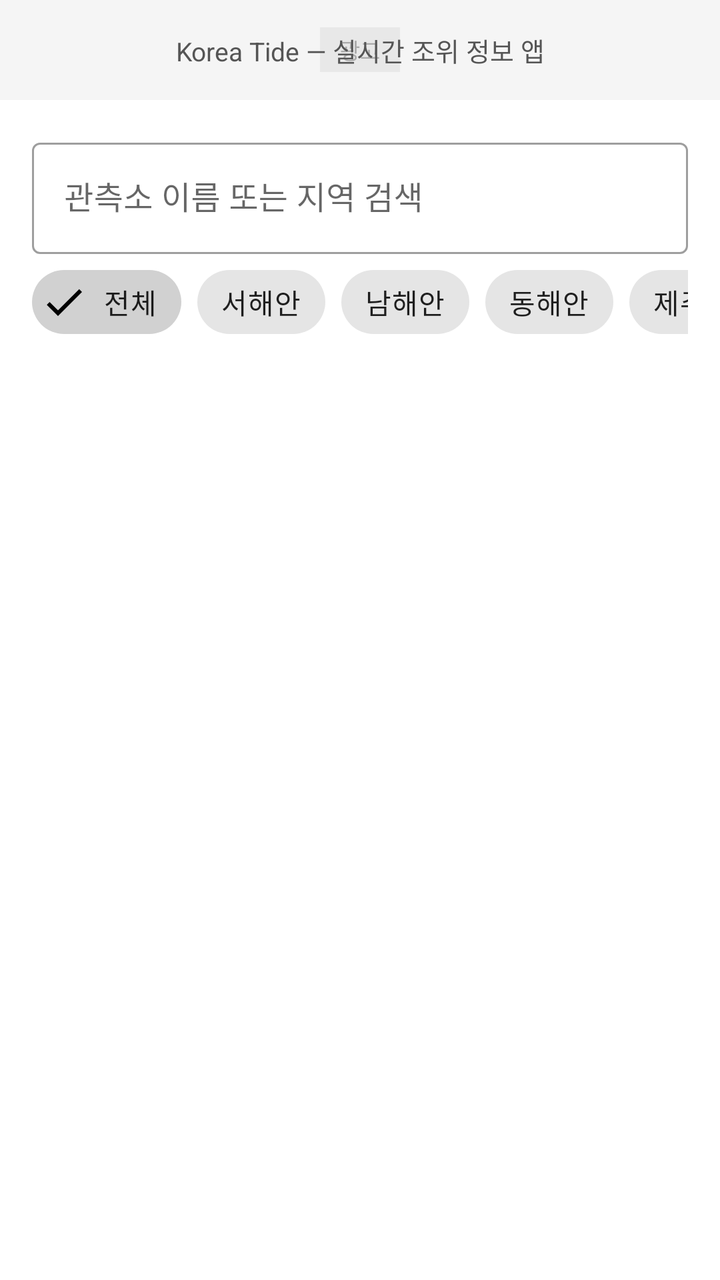
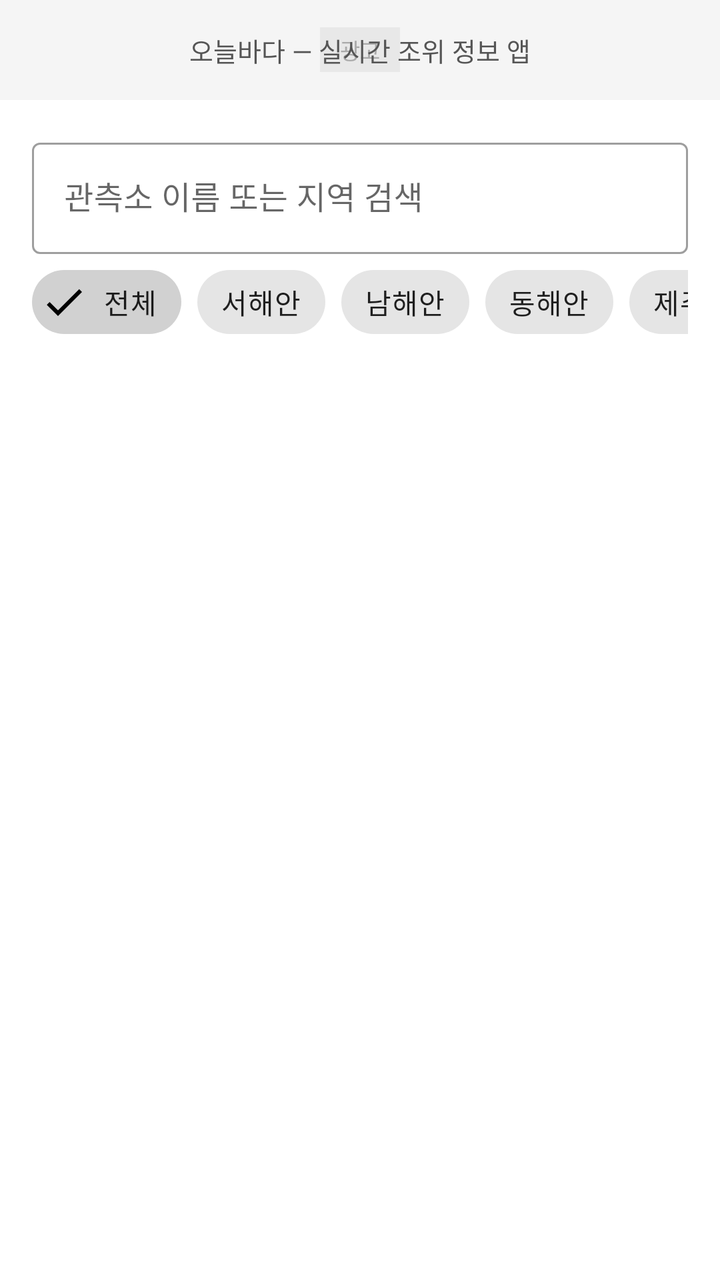

Two renders of the same Android screen: before a commit and after it. Below are the layout's source before the change and the commit's diff.
<!-- AndroidManifest.xml: application theme Theme.KoreTide -->
<!-- res/layout/fragment_search.xml -->
<?xml version="1.0" encoding="utf-8"?>
<androidx.constraintlayout.widget.ConstraintLayout
    xmlns:android="http://schemas.android.com/apk/res/android"
    xmlns:app="http://schemas.android.com/apk/res-auto"
    android:layout_width="match_parent"
    android:layout_height="match_parent"
    android:background="?android:attr/windowBackground">

    
    <FrameLayout
        android:id="@+id/adBanner"
        android:layout_width="0dp"
        android:layout_height="50dp"
        android:background="#F5F5F5"
        app:layout_constraintTop_toTopOf="parent"
        app:layout_constraintStart_toStartOf="parent"
        app:layout_constraintEnd_toEndOf="parent">

        <TextView
            android:layout_width="wrap_content"
            android:layout_height="wrap_content"
            android:layout_gravity="center"
            android:text="@string/ad_label"
            android:textSize="11sp"
            android:textColor="#AAAAAA"
            android:background="#E8E8E8"
            android:paddingHorizontal="10dp"
            android:paddingVertical="3dp" />

        <TextView
            android:layout_width="match_parent"
            android:layout_height="match_parent"
            android:gravity="center"
            android:text="Korea Tide — 실시간 조위 정보 앱"
            android:textSize="13sp"
            android:textColor="#555555" />
    </FrameLayout>

    <com.google.android.material.textfield.TextInputLayout
        android:id="@+id/tilSearch"
        style="@style/Widget.MaterialComponents.TextInputLayout.OutlinedBox"
        android:layout_width="0dp"
        android:layout_height="wrap_content"
        android:layout_margin="@dimen/spacing_md"
        app:layout_constraintTop_toBottomOf="@id/adBanner"
        app:layout_constraintStart_toStartOf="parent"
        app:layout_constraintEnd_toEndOf="parent">

        <com.google.android.material.textfield.TextInputEditText
            android:id="@+id/etSearch"
            android:layout_width="match_parent"
            android:layout_height="wrap_content"
            android:hint="@string/hint_search"
            android:inputType="text"
            android:imeOptions="actionSearch"
            android:singleLine="true" />
    </com.google.android.material.textfield.TextInputLayout>

    <HorizontalScrollView
        android:id="@+id/scrollChips"
        android:layout_width="0dp"
        android:layout_height="wrap_content"
        android:scrollbars="none"
        android:paddingHorizontal="@dimen/spacing_md"
        app:layout_constraintTop_toBottomOf="@id/tilSearch"
        app:layout_constraintStart_toStartOf="parent"
        app:layout_constraintEnd_toEndOf="parent">

        <com.google.android.material.chip.ChipGroup
            android:id="@+id/chipGroup"
            android:layout_width="wrap_content"
            android:layout_height="wrap_content"
            app:singleSelection="true">

            <com.google.android.material.chip.Chip
                android:id="@+id/chipAll"
                style="@style/Widget.MaterialComponents.Chip.Filter"
                android:layout_width="wrap_content"
                android:layout_height="wrap_content"
                android:text="@string/filter_all"
                android:checked="true" />

            <com.google.android.material.chip.Chip
                android:id="@+id/chipWest"
                style="@style/Widget.MaterialComponents.Chip.Filter"
                android:layout_width="wrap_content"
                android:layout_height="wrap_content"
                android:text="@string/filter_west" />

            <com.google.android.material.chip.Chip
                android:id="@+id/chipSouth"
                style="@style/Widget.MaterialComponents.Chip.Filter"
                android:layout_width="wrap_content"
                android:layout_height="wrap_content"
                android:text="@string/filter_south" />

            <com.google.android.material.chip.Chip
                android:id="@+id/chipEast"
                style="@style/Widget.MaterialComponents.Chip.Filter"
                android:layout_width="wrap_content"
                android:layout_height="wrap_content"
                android:text="@string/filter_east" />

            <com.google.android.material.chip.Chip
                android:id="@+id/chipJeju"
                style="@style/Widget.MaterialComponents.Chip.Filter"
                android:layout_width="wrap_content"
                android:layout_height="wrap_content"
                android:text="@string/filter_jeju" />
        </com.google.android.material.chip.ChipGroup>
    </HorizontalScrollView>

    <ProgressBar
        android:id="@+id/progressBar"
        android:layout_width="wrap_content"
        android:layout_height="wrap_content"
        android:visibility="gone"
        app:layout_constraintTop_toBottomOf="@id/scrollChips"
        app:layout_constraintStart_toStartOf="parent"
        app:layout_constraintEnd_toEndOf="parent" />

    <TextView
        android:id="@+id/tvEmpty"
        android:layout_width="wrap_content"
        android:layout_height="wrap_content"
        android:text="@string/no_stations"
        android:visibility="gone"
        android:textColor="?android:textColorSecondary"
        app:layout_constraintTop_toBottomOf="@id/scrollChips"
        app:layout_constraintStart_toStartOf="parent"
        app:layout_constraintEnd_toEndOf="parent"
        app:layout_constraintBottom_toBottomOf="parent" />

    <androidx.recyclerview.widget.RecyclerView
        android:id="@+id/recyclerStations"
        android:layout_width="0dp"
        android:layout_height="0dp"
        android:clipToPadding="false"
        android:paddingBottom="@dimen/spacing_md"
        app:layout_constraintTop_toBottomOf="@id/scrollChips"
        app:layout_constraintBottom_toBottomOf="parent"
        app:layout_constraintStart_toStartOf="parent"
        app:layout_constraintEnd_toEndOf="parent" />

</androidx.constraintlayout.widget.ConstraintLayout>
<!-- resources referenced by this layout -->
<resources>
  <dimen name="spacing_md">16dp</dimen>
  <string name="ad_label">광고</string>
  <string name="filter_all">전체</string>
  <string name="filter_east">동해안</string>
  <string name="filter_jeju">제주</string>
  <string name="filter_south">남해안</string>
  <string name="filter_west">서해안</string>
  <string name="hint_search">관측소 이름 또는 지역 검색</string>
  <string name="no_stations">검색 결과가 없습니다</string>
  <style name="Theme.KoreTide" parent="Theme.MaterialComponents.DayNight.DarkActionBar">
          <item name="colorPrimary">@color/ocean_blue</item>
          <item name="colorPrimaryVariant">@color/ocean_dark</item>
          <item name="colorOnPrimary">@android:color/white</item>
          <item name="colorSecondary">@color/teal</item>
          <item name="colorOnSecondary">@android:color/white</item>
          <item name="android:statusBarColor">?attr/colorPrimaryVariant</item>
          <item name="windowActionBar">false</item>
          <item name="windowNoTitle">true</item>
      </style>
  <color name="ocean_blue">#0288D1</color>
  <color name="ocean_dark">#01579B</color>
  <color name="teal">#00ACC1</color>
</resources>

<!-- the commit's change to res/layout/fragment_search.xml (unified diff, before → after) -->
@@ -31,7 +31,7 @@
             android:layout_width="match_parent"
             android:layout_height="match_parent"
             android:gravity="center"
-            android:text="Korea Tide — 실시간 조위 정보 앱"
+            android:text="오늘바다 — 실시간 조위 정보 앱"
             android:textSize="13sp"
             android:textColor="#555555" />
     </FrameLayout>
